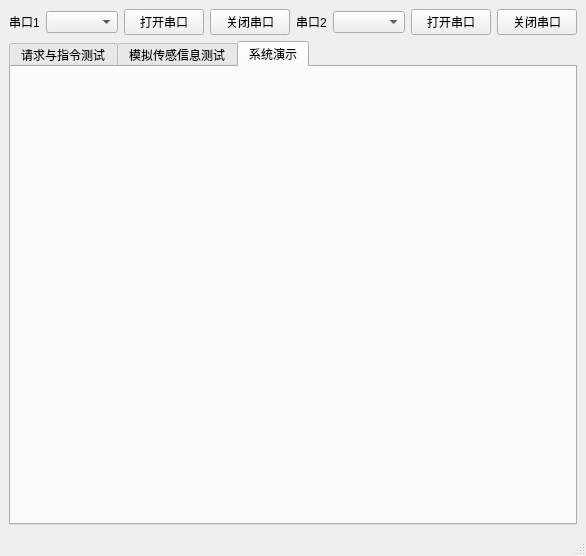
Goldensoap/HWSCS_GUI_TEST, file untitled.ui: the form before one commit.
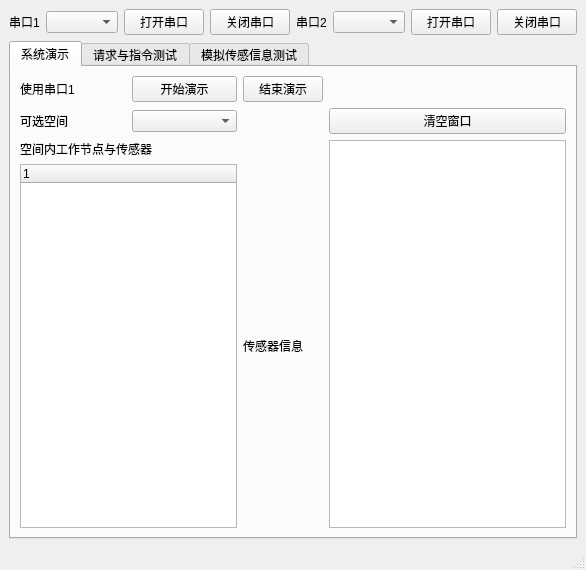
The form after the commit. The open tabs and pages were chosen to show the change.

Commit message: 修改UI，添加未完成演示功能逻辑

Diff of the .ui file:
```diff
--- a/untitled.ui
+++ b/untitled.ui
@@ -6,8 +6,8 @@
    <rect>
     <x>0</x>
     <y>0</y>
-    <width>497</width>
-    <height>468</height>
+    <width>562</width>
+    <height>570</height>
    </rect>
   </property>
   <property name="windowTitle">
@@ -76,6 +76,71 @@
       <property name="currentIndex">
        <number>0</number>
       </property>
+      <widget class="QWidget" name="tab_3">
+       <attribute name="title">
+        <string>系统演示</string>
+       </attribute>
+       <layout class="QGridLayout" name="gridLayout_5">
+        <item row="0" column="2">
+         <widget class="QPushButton" name="EndDemo">
+          <property name="text">
+           <string>结束演示</string>
+          </property>
+         </widget>
+        </item>
+        <item row="0" column="0">
+         <widget class="QLabel" name="label_24">
+          <property name="text">
+           <string>使用串口1</string>
+          </property>
+         </widget>
+        </item>
+        <item row="3" column="0" colspan="2">
+         <widget class="QTreeWidget" name="SpaceItemTree"/>
+        </item>
+        <item row="1" column="1">
+         <widget class="QComboBox" name="SpaceBox"/>
+        </item>
+        <item row="2" column="0" colspan="2">
+         <widget class="QLabel" name="label_22">
+          <property name="text">
+           <string>空间内工作节点与传感器</string>
+          </property>
+         </widget>
+        </item>
+        <item row="1" column="0">
+         <widget class="QLabel" name="label_21">
+          <property name="text">
+           <string>可选空间</string>
+          </property>
+         </widget>
+        </item>
+        <item row="3" column="2">
+         <widget class="QLabel" name="label_23">
+          <property name="text">
+           <string>传感器信息</string>
+          </property>
+         </widget>
+        </item>
+        <item row="0" column="1">
+         <widget class="QPushButton" name="StartDemo">
+          <property name="text">
+           <string>开始演示</string>
+          </property>
+         </widget>
+        </item>
+        <item row="2" column="3" rowspan="2">
+         <widget class="QTextBrowser" name="DemoDataBrowser"/>
+        </item>
+        <item row="1" column="3">
+         <widget class="QPushButton" name="ClearDemoWindow">
+          <property name="text">
+           <string>清空窗口</string>
+          </property>
+         </widget>
+        </item>
+       </layout>
+      </widget>
       <widget class="QWidget" name="tab">
        <attribute name="title">
         <string>请求与指令测试</string>
@@ -490,11 +555,6 @@
         </item>
        </layout>
       </widget>
-      <widget class="QWidget" name="tab_3">
-       <attribute name="title">
-        <string>系统演示</string>
-       </attribute>
-      </widget>
      </widget>
     </item>
    </layout>
```
Left out of the diff: 12 changed lines with no effect on the pictures. The commit also changes 2 other files.
